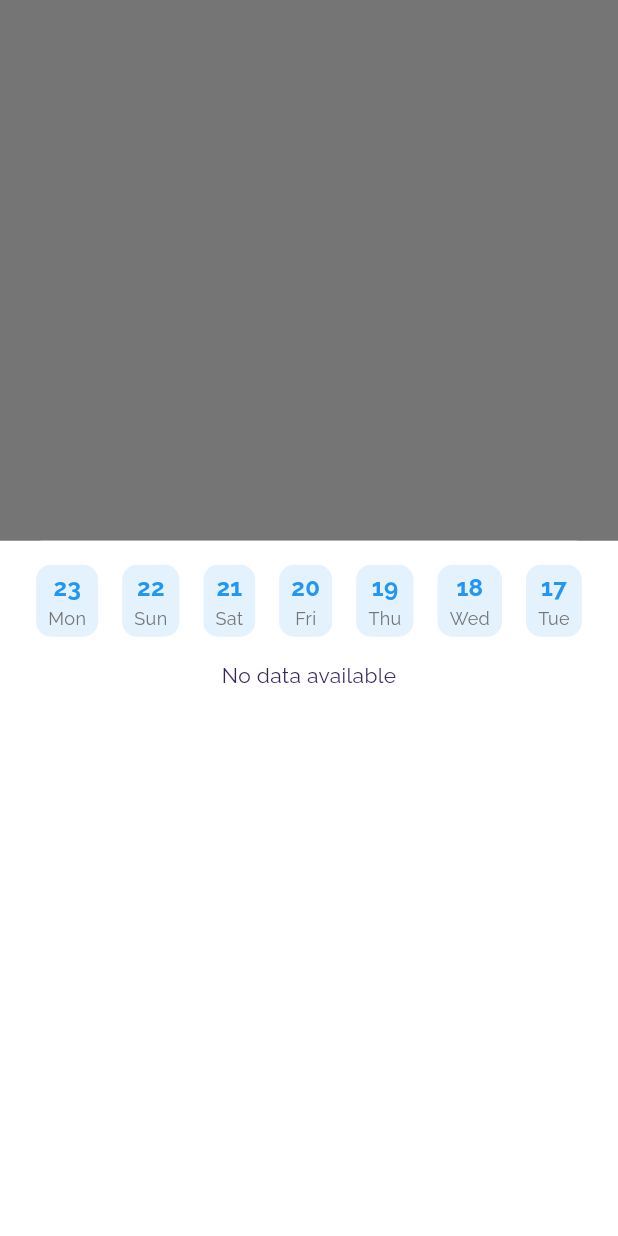
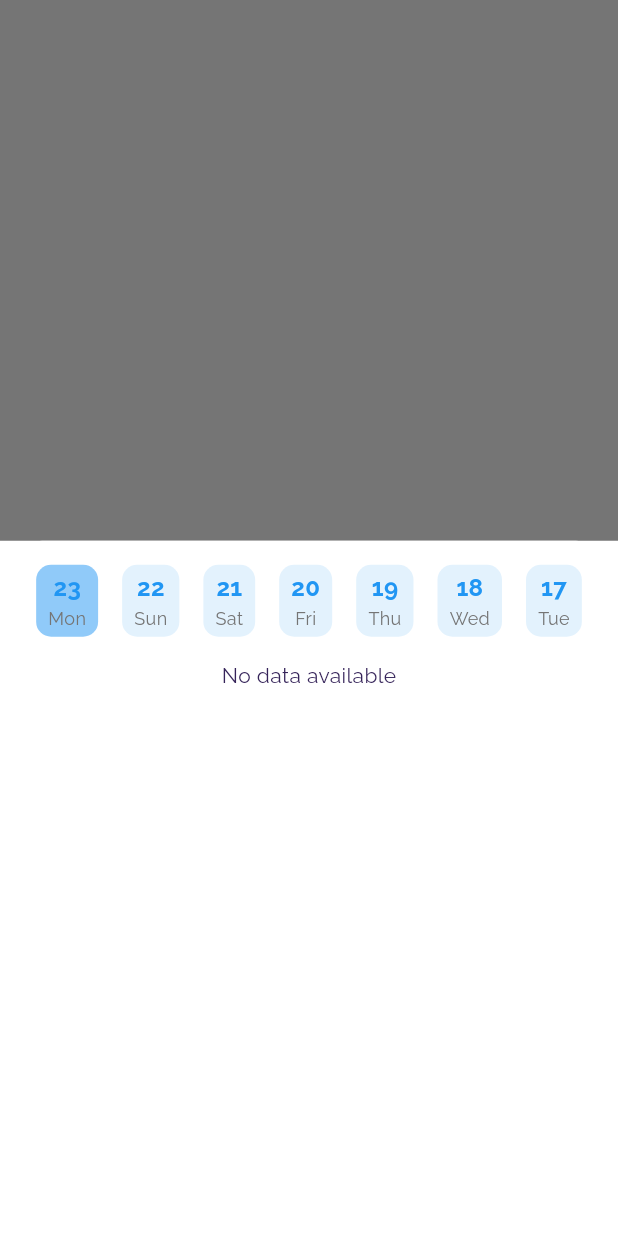
Before and after one commit to haowenyu49/smart-flask, a Flutter app: the BottomSheetClass widget shown alone on an empty page, opened directly, after a tap on "Amount of water this week", on a phone screen of 412 x 824 dp. Run offline on Flutter 3.47's test engine with Material 3 defaults, Android fonts, the phone set to English and light mode, and no system bars; our stand-ins replace cloud_firestore, firebase_auth, firebase_core, fl_chart, flutter_dotenv, google_fonts and 3 more; missing offline and left inert: chat_gpt_sdk; accounts and stored records are empty.

Commit message:
Homepage Final

```diff
--- a/lib/components/homepage.dart
+++ b/lib/components/homepage.dart
@@ -1,30 +1,93 @@
-import 'package:fl_chart/fl_chart.dart';
 import 'package:flutter/material.dart';
-import 'package:smartflask/components/ArcProgressIndicator.dart';
 import 'package:smartflask/components/colorPalette.dart';
 import 'package:smartflask/components/firebase/authentication.dart';
-import 'package:smartflask/main.dart';
-import 'package:smartflask/components/pie_chart.dart';
 import 'package:cloud_firestore/cloud_firestore.dart';
 import 'package:intl/intl.dart';
+
+// Assuming you have these imports
+import 'package:smartflask/components/ArcProgressIndicator.dart';
+// ... other necessary imports
+
 class HomePage extends StatefulWidget {
   const HomePage({super.key});
 
   @override
   State<HomePage> createState() => _HomePageState();
 }
+
 class _HomePageState extends State<HomePage> {
-  int selectedPageIndex = 0;
   double progress = 0.0;
   int drankToday = 0;
   int dailyGoal = 2000;
 
   @override
-  Widget build(BuildContext context)
-  {
+  void initState() {
+    super.initState();
+    // Optionally, fetch today's data on widget load
+    _updateTodayData();
+  }
+
+  Future<void> _updateTodayData() async {
+    int totalDrank = await fetchTodayData();
+    double newProgress = totalDrank / dailyGoal;
+
+    setState(() {
+      drankToday = totalDrank;
+      progress = newProgress.clamp(0.0, 1.0);
+    });
+  }
+
+  Future<int> fetchTodayData() async {
+    final userUID = AuthenticationHelper().uid;
+    final date = DateTime.now();
+    final formattedDate = DateFormat('MM-dd-yyyy').format(date);
+
+    final docSnapshot = await FirebaseFirestore.instance
+        .collection('users')
+        .doc(userUID)
+        .collection('water-drank')
+        .doc(formattedDate)
+        .get();
+
+    if (docSnapshot.exists) {
+      final data = docSnapshot.data()!;
+      final waterConsumption = data['water-consumption'] as Map<String, dynamic>;
+
+      List<int> timestamps =
+      waterConsumption.keys.map((e) => int.parse(e)).toList();
+      timestamps.sort();
+
+      List<int> waterLevels = timestamps
+          .map((ts) => waterConsumption[ts.toString()] as int)
+          .toList();
+
+      int totalWaterDrankMm = 0;
+      for (int i = 1; i < waterLevels.length; i++) {
+        int difference = waterLevels[i - 1] - waterLevels[i];
+        if (difference > 0) {
+          totalWaterDrankMm += difference;
+        }
+      }
+
+      int totalWaterDrankMl = convertMmToMl(totalWaterDrankMm);
+      return totalWaterDrankMl;
+    } else {
+      return 0;
+    }
+  }
+
+  int convertMmToMl(int mm) {
+    // Adjust the conversion factor based on your bottle's dimensions
+    double conversionFactor = 710 / 200; // Example: 710 ml capacity, 200 mm height
+    return (mm * conversionFactor).toInt();
+  }
+
+  @override
+  Widget build(BuildContext context) {
     return Column(
       mainAxisAlignment: MainAxisAlignment.start,
       children: <Widget>[
+        // Your original Card widget
         Card(
           shape: RoundedRectangleBorder(borderRadius: BorderRadius.circular(24)),
           margin: EdgeInsets.all(10),
@@ -32,17 +95,15 @@ class _HomePageState extends State<HomePage> {
           child: Padding(
             padding: EdgeInsets.all(20),
             child: Column(
-                      children: <Widget> [
+              children: <Widget>[
                 Container(
-                          child: Container(
-
                   child: ArcProgressIndicator(
                     progress: progress,
                     strokeWidth: 8.0,
-                              child: Icon(Icons.water_drop_outlined,
+                    child: Icon(
+                      Icons.water_drop_outlined,
                       color: ColorPalette.primary,
-                                size:75,
-                              ),
+                      size: 75,
                     ),
                   ),
                 ),
@@ -52,39 +113,22 @@ class _HomePageState extends State<HomePage> {
                     style: TextStyle(fontSize: 24),
                   ),
                 ),
-                        TextButton(onPressed: () async {
-                          DateTime time = DateTime.now();
-                          String date = DateFormat('MM-dd-yyyy').format(time);
-                          List<int> waterLevels = await AuthenticationHelper().getWaterLevel(date);
-                          if (waterLevels.isNotEmpty) {
-                            int totalDrank = waterLevels.reduce((a, b) => a + b);
-                            double newProgress = totalDrank / dailyGoal;
-
-                            setState(() {
-                              drankToday = totalDrank;
-                              progress = newProgress;
-                            });
-                          } else {
-                            setState(() {
-                              drankToday = 0;
-                              progress = 0.0;
-                            });
-                          }
-
-                        },
-                            child: const Row (
+                TextButton(
+                  onPressed: _updateTodayData,
+                  child: const Row(
                     mainAxisAlignment: MainAxisAlignment.center,
-                                children: <Widget> [
+                    children: <Widget>[
                       Text('Refresh'),
                       Icon(Icons.refresh),
-                                ]
-                            )
+                    ],
+                  ),
                 ),
                 SizedBox(height: 20),
-                      ]
-                  )
-              )
+              ],
             ),
+          ),
+        ),
+        // The BottomSheetClass Card
         Card(
           shape: RoundedRectangleBorder(borderRadius: BorderRadius.circular(24)),
           elevation: 4,
@@ -94,91 +138,19 @@ class _HomePageState extends State<HomePage> {
             child: BottomSheetClass(),
           ),
         ),
-
-          Card (
-              shape: RoundedRectangleBorder(borderRadius: BorderRadius.circular(24)),
-              elevation: 4,
-              margin: EdgeInsets.all(10),
-              child: Padding(
-                padding: EdgeInsets.all(20),
-
-                child: TextButton(onPressed: () {}, child: const Row (
-                    mainAxisAlignment: MainAxisAlignment.center,
-                    children: <Widget> [
-                      Text('Set Reminder',
-                          style: TextStyle(fontSize: 20)),
-                    ]
-                )
-                ),
-              )
-          ),
-        ]
-    );
-  }
-
-}
-class DateDisplay extends StatelessWidget {
-  final DateTime date;
-  final VoidCallback onTap;
-
-  DateDisplay({Key? key, required this.date, required this.onTap}) : super(key: key);
-
-  @override
-  Widget build(BuildContext context) {
-    String dayNumber = DateFormat('d').format(date); // Day number, e.g., "23"
-    String dayName = DateFormat('E').format(date); // Day name abbreviation, e.g., "Mon"
-
-    return GestureDetector(
-      onTap: onTap,
-      child: Container(
-        padding: EdgeInsets.symmetric(vertical: 4, horizontal: 8), // Reduced padding
-        decoration: BoxDecoration(
-          color: Colors.blue[50], // Change to desired background color
-          borderRadius: BorderRadius.circular(10),
-        ),
-        child: Column(
-          mainAxisSize: MainAxisSize.min,
-          children: <Widget>[
-            Text(
-              dayNumber,
-              style: TextStyle(
-                fontWeight: FontWeight.bold,
-                fontSize: 16, // Reduced font size if necessary
-                color: Colors.blue, // Change to desired text color
-              ),
-            ),
-            Text(
-              dayName,
-              style: TextStyle(
-                fontSize: 12, // Reduced font size if necessary
-                color: Colors.grey[600], // Change to desired text color
-              ),
-            ),
       ],
-        ),
-      ),
     );
   }
 }
-
 
 class BottomSheetClass extends StatefulWidget {
   const BottomSheetClass({super.key});
 
   @override
   _BottomSheetClassState createState() => _BottomSheetClassState();
-
-}
-class _BottomSheetClassState extends State<BottomSheetClass> {
-
-  String selectedDay = DateFormat('EEEE').format(DateTime.now());
-
-  Future<Map<String, dynamic>> fetchLast7DaysData() async {
-    final userUID = AuthenticationHelper().uid; // Replace with actual user UID.
-    final userDoc = await FirebaseFirestore.instance.collection('users').doc(userUID).get();
-    return userDoc.data()!['waterDrank'] ?? {};
 }
 
+class _BottomSheetClassState extends State<BottomSheetClass> {
   @override
   Widget build(BuildContext context) {
     return Center(
@@ -187,76 +159,7 @@ class _BottomSheetClassState extends State<BottomSheetClass> {
           showModalBottomSheet<void>(
             context: context,
             builder: (BuildContext context) {
-              return Container(
-                height: 600,
-                color: Colors.white,
-                child: Column(
-                  mainAxisAlignment: MainAxisAlignment.start,
-                  crossAxisAlignment: CrossAxisAlignment.center,
-                  children: [
-                    SizedBox(height: 10),
-                    Container(
-                      height: 60,
-                      child: Center(
-                        child: SingleChildScrollView(
-                          scrollDirection: Axis.horizontal,
-                          child: ConstrainedBox(
-                            constraints: BoxConstraints(minWidth: MediaQuery.of(context).size.width),
-                            child: IntrinsicWidth(
-                              child: Row(
-                                mainAxisAlignment: MainAxisAlignment.center, // Center the children
-                                children: List<Widget>.generate(7, (index) {
-                                  final date = DateTime.now().subtract(Duration(days: index));
-                                  return Padding(
-                                    padding: const EdgeInsets.symmetric(horizontal: 8.0),
-                                    child: DateDisplay(
-                                      date: date,
-                                      onTap: () {
-                                        setState(() {
-                                          selectedDay = DateFormat('EEEE').format(date);
-                                        });
-                                      },
-                                    ),
-                                  );
-                                }),
-                              ),
-                            ),
-                          ),
-                        ),
-                      ),
-                    ),
-
-                    SizedBox(height: 10),
-
-                    // Remove Positioned and directly place FutureBuilder
-                    Expanded(
-                      child: FutureBuilder<Map<String, dynamic>>(
-                        future: fetchLast7DaysData(),
-                        builder: (context, snapshot) {
-                          if (snapshot.connectionState == ConnectionState.waiting) {
-                            return Center(child: CircularProgressIndicator());
-                          }
-                          if (!snapshot.hasData || snapshot.data!.isEmpty) {
-                            return Text('No data available');
-                          }
-                          final data = snapshot.data!;
-                          // Your logic here to display the fetched data
-                          return ListView.builder(
-                            itemCount: data.length,
-                            itemBuilder: (context, index) {
-                              final dayData = data.entries.elementAt(index);
-                              return ListTile(
-                                title: Text(DateFormat('MM/dd').format(DateTime.parse(dayData.key))),
-                                subtitle: Text('${dayData.value} ml'),
-                              );
-                            },
-                          );
-                        },
-                      ),
-                    ),
-                  ],
-                ),
-              );
+              return _BottomSheetContent();
             },
           );
         },
@@ -275,33 +178,183 @@ class _BottomSheetClassState extends State<BottomSheetClass> {
   }
 }
 
+class _BottomSheetContent extends StatefulWidget {
+  @override
+  __BottomSheetContentState createState() => __BottomSheetContentState();
+}
 
-//
-// Text('Amount of water this week',
-// style: TextStyle(fontSize: 28,color:Colors.blue),),
-// Icon(Icons.arrow_forward, color: Colors.blue,),
+class __BottomSheetContentState extends State<_BottomSheetContent> {
+  String selectedDay = DateFormat('MM-dd-yyyy').format(DateTime.now());
+  late Future<Map<String, int>> futureData;
 
+  @override
+  void initState() {
+    super.initState();
+    futureData = fetchLast7DaysData();
+  }
 
-Future<List<Map<String, dynamic>>> fetchLast7DaysData() async {
-  final userUID = 'YOUR_USER_UID'; // Replace with actual user UID if needed
+  @override
+  Widget build(BuildContext context) {
+    return Container(
+      height: 600,
+      color: Colors.white,
+      child: Column(
+        children: [
+          SizedBox(height: 10),
+          Container(
+            height: 60,
+            child: Center(
+              child: SingleChildScrollView(
+                scrollDirection: Axis.horizontal,
+                child: Row(
+                  mainAxisAlignment: MainAxisAlignment.center,
+                  children: List<Widget>.generate(7, (index) {
+                    final date = DateTime.now().subtract(Duration(days: index));
+                    return Padding(
+                      padding: const EdgeInsets.symmetric(horizontal: 8.0),
+                      child: DateDisplay(
+                        date: date,
+                        isSelected:
+                        selectedDay == DateFormat('MM-dd-yyyy').format(date),
+                        onTap: () {
+                          setState(() {
+                            selectedDay =
+                                DateFormat('MM-dd-yyyy').format(date);
+                          });
+                        },
+                      ),
+                    );
+                  }),
+                ),
+              ),
+            ),
+          ),
+          SizedBox(height: 10),
+          Expanded(
+            child: FutureBuilder<Map<String, int>>(
+              future: futureData,
+              builder: (context, snapshot) {
+                if (snapshot.connectionState == ConnectionState.waiting) {
+                  return Center(child: CircularProgressIndicator());
+                }
+                if (!snapshot.hasData || snapshot.data!.isEmpty) {
+                  return Text('No data available');
+                }
+                final data = snapshot.data!;
+                // Display data for the selected day
+                int waterDrank = data[selectedDay] ?? 0;
+                return Center(
+                  child: Text(
+                    'Water drank on ${DateFormat('MM/dd/yyyy').format(DateFormat('MM-dd-yyyy').parse(selectedDay))}: $waterDrank ml',
+                    style: TextStyle(fontSize: 20),
+                  ),
+                );
+              },
+            ),
+          ),
+        ],
+      ),
+    );
+  }
+}
+
+class DateDisplay extends StatelessWidget {
+  final DateTime date;
+  final bool isSelected;
+  final VoidCallback onTap;
+
+  DateDisplay(
+      {Key? key,
+        required this.date,
+        required this.onTap,
+        required this.isSelected})
+      : super(key: key);
+
+  @override
+  Widget build(BuildContext context) {
+    String dayNumber = DateFormat('d').format(date);
+    String dayName = DateFormat('E').format(date);
+
+    return GestureDetector(
+      onTap: onTap,
+      child: Container(
+        padding: EdgeInsets.symmetric(vertical: 4, horizontal: 8),
+        decoration: BoxDecoration(
+          color: isSelected ? Colors.blue[200] : Colors.blue[50],
+          borderRadius: BorderRadius.circular(10),
+        ),
+        child: Column(
+          mainAxisSize: MainAxisSize.min,
+          children: <Widget>[
+            Text(
+              dayNumber,
+              style: TextStyle(
+                fontWeight: FontWeight.bold,
+                fontSize: 16,
+                color: Colors.blue,
+              ),
+            ),
+            Text(
+              dayName,
+              style: TextStyle(
+                fontSize: 12,
+                color: Colors.grey[600],
+              ),
+            ),
+          ],
+        ),
+      ),
+    );
+  }
+}
+
+Future<Map<String, int>> fetchLast7DaysData() async {
+  final userUID = AuthenticationHelper().uid; // Replace with actual user UID if needed
   final now = DateTime.now();
-  final List<Map<String, dynamic>> last7DaysData = [];
+  final Map<String, int> last7DaysData = {};
 
   for (int i = 0; i < 7; i++) {
     final date = now.subtract(Duration(days: i));
-    final formattedDate = "${date.day.toString().padLeft(2, '0')}-${date.month.toString().padLeft(2, '0')}-${date.year}";
+    final formattedDate = DateFormat('MM-dd-yyyy').format(date);
 
     final docSnapshot = await FirebaseFirestore.instance
         .collection('users')
         .doc(userUID)
         .collection('water-drank')
-        .doc(formattedDate) // Get the document based on the date format in Firestore
+        .doc(formattedDate)
         .get();
 
     if (docSnapshot.exists) {
-      last7DaysData.add(docSnapshot.data() as Map<String, dynamic>);
+      final data = docSnapshot.data()!;
+      final waterConsumption = data['water-consumption'] as Map<String, dynamic>;
+
+      List<int> timestamps =
+      waterConsumption.keys.map((e) => int.parse(e)).toList();
+      timestamps.sort();
+
+      List<int> waterLevels = timestamps
+          .map((ts) => waterConsumption[ts.toString()] as int)
+          .toList();
+
+      int totalWaterDrankMm = 0;
+      for (int j = 1; j < waterLevels.length; j++) {
+        int difference = waterLevels[j - 1] - waterLevels[j];
+        if (difference > 0) {
+          totalWaterDrankMm += difference;
+        }
+      }
+
+      int totalWaterDrankMl = convertMmToMl(totalWaterDrankMm);
+
+      last7DaysData[formattedDate] = totalWaterDrankMl;
     }
   }
 
   return last7DaysData;
 }
+
+int convertMmToMl(int mm) {
+  // Adjust the conversion factor based on your bottle's dimensions
+  double conversionFactor = 710 / 200; // Example: 710 ml capacity, 200 mm height
+  return (mm * conversionFactor).toInt();
+}
```
Lines whose indentation alone changed are shown as unchanged.
